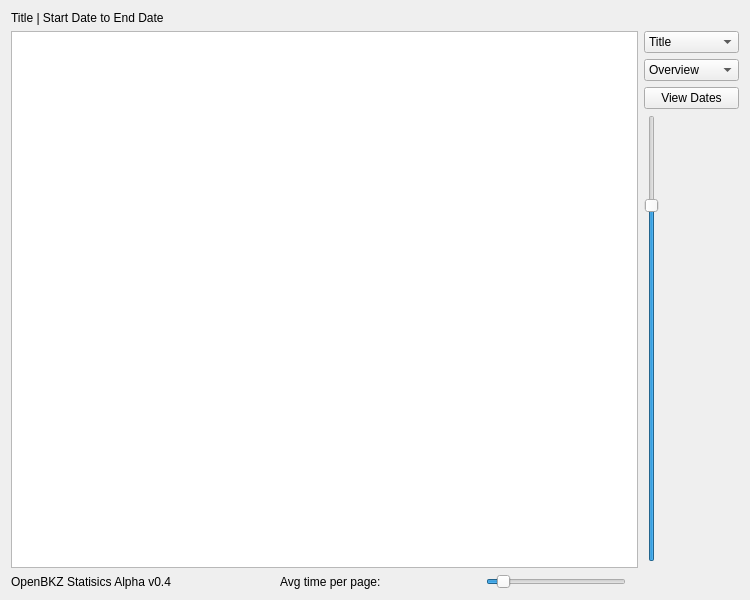
First picture: the form in src/statsviewer/statsviewer.ui, repository lettergram/OpenBKZ, before the edit.
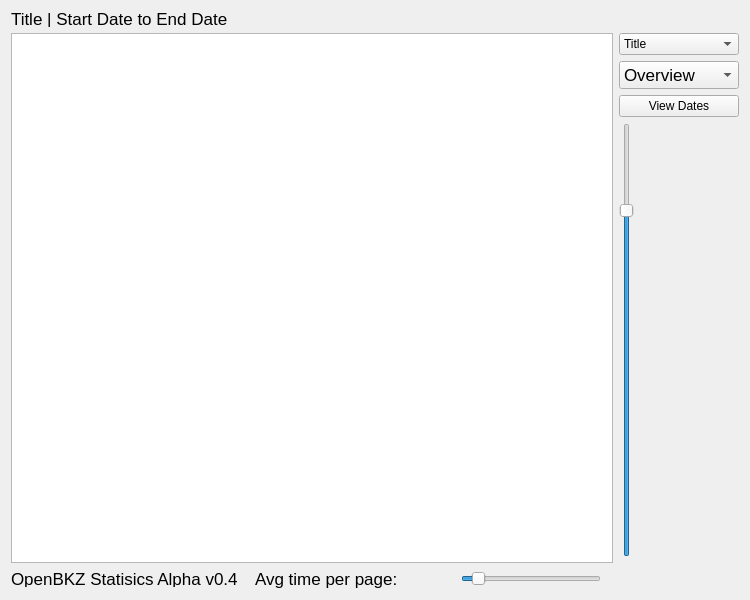
Second picture: the form after the edit.

Commit message: updated background color

The edit to the form file:
```diff
--- a/src/statsviewer/statsviewer.ui
+++ b/src/statsviewer/statsviewer.ui
@@ -19,12 +19,21 @@
   <property name="windowTitle">
    <string>OpenBKZ Statistics</string>
   </property>
+  <property name="styleSheet">
+   <string notr="true"/>
+  </property>
   <layout class="QGridLayout" name="gridLayout">
    <item row="3" column="8">
     <widget class="QComboBox" name="titleBox">
+     <property name="minimumSize">
+      <size>
+       <width>120</width>
+       <height>0</height>
+      </size>
+     </property>
      <property name="maximumSize">
       <size>
-       <width>95</width>
+       <width>120</width>
        <height>16777215</height>
       </size>
      </property>
@@ -37,12 +46,26 @@
    </item>
    <item row="4" column="8">
     <widget class="QComboBox" name="statsTypeBox">
+     <property name="minimumSize">
+      <size>
+       <width>120</width>
+       <height>0</height>
+      </size>
+     </property>
      <property name="maximumSize">
       <size>
-       <width>95</width>
+       <width>120</width>
        <height>16777215</height>
       </size>
      </property>
+     <property name="font">
+      <font>
+       <pointsize>13</pointsize>
+       <weight>50</weight>
+       <italic>false</italic>
+       <bold>false</bold>
+      </font>
+     </property>
      <item>
       <property name="text">
        <string>Overview</string>
@@ -67,9 +90,15 @@
    </item>
    <item row="5" column="8">
     <widget class="QPushButton" name="timesToggle">
+     <property name="minimumSize">
+      <size>
+       <width>120</width>
+       <height>0</height>
+      </size>
+     </property>
      <property name="maximumSize">
       <size>
-       <width>95</width>
+       <width>120</width>
        <height>16777215</height>
       </size>
      </property>
@@ -102,6 +131,13 @@
        <height>16</height>
       </size>
      </property>
+     <property name="font">
+      <font>
+       <pointsize>13</pointsize>
+       <weight>50</weight>
+       <bold>false</bold>
+      </font>
+     </property>
      <property name="text">
       <string>Title | Start Date to End Date</string>
      </property>
@@ -115,6 +151,13 @@
        <height>17</height>
       </size>
      </property>
+     <property name="font">
+      <font>
+       <pointsize>13</pointsize>
+       <weight>50</weight>
+       <bold>false</bold>
+      </font>
+     </property>
      <property name="text">
       <string>OpenBKZ Statisics Alpha v0.4</string>
      </property>
@@ -137,6 +180,13 @@
        <height>16777215</height>
       </size>
      </property>
+     <property name="font">
+      <font>
+       <pointsize>13</pointsize>
+       <weight>50</weight>
+       <bold>false</bold>
+      </font>
+     </property>
      <property name="text">
       <string>Avg time per page: </string>
      </property>
```
Left out of the diff: 3 changed lines with no effect on the pictures.
